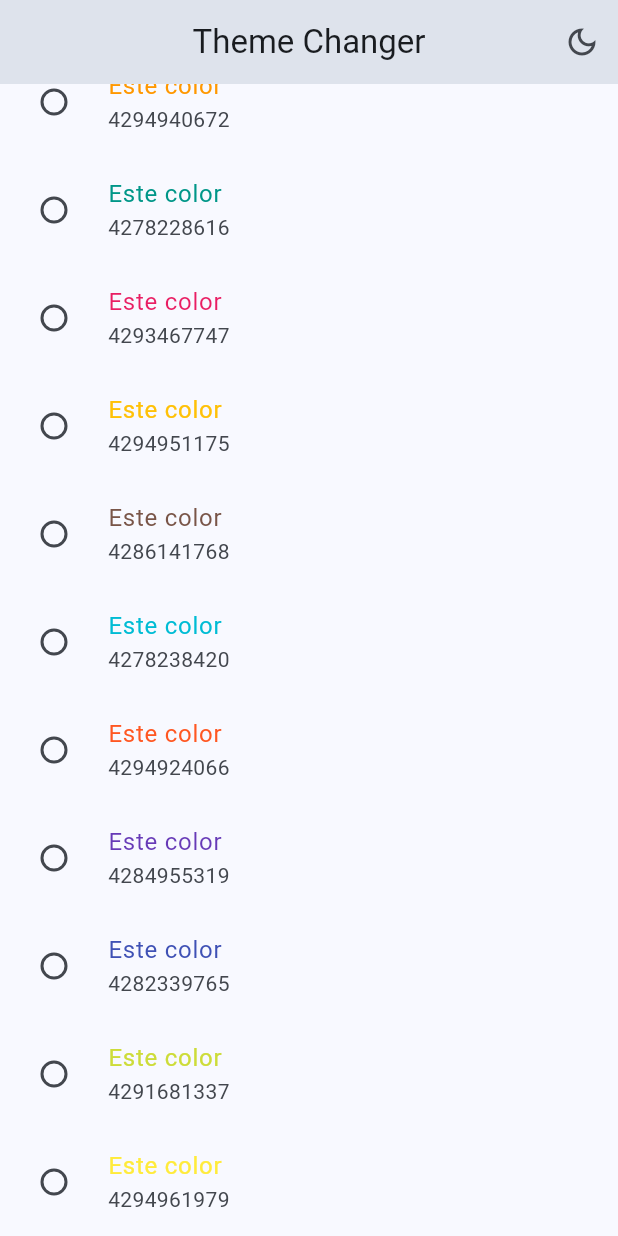
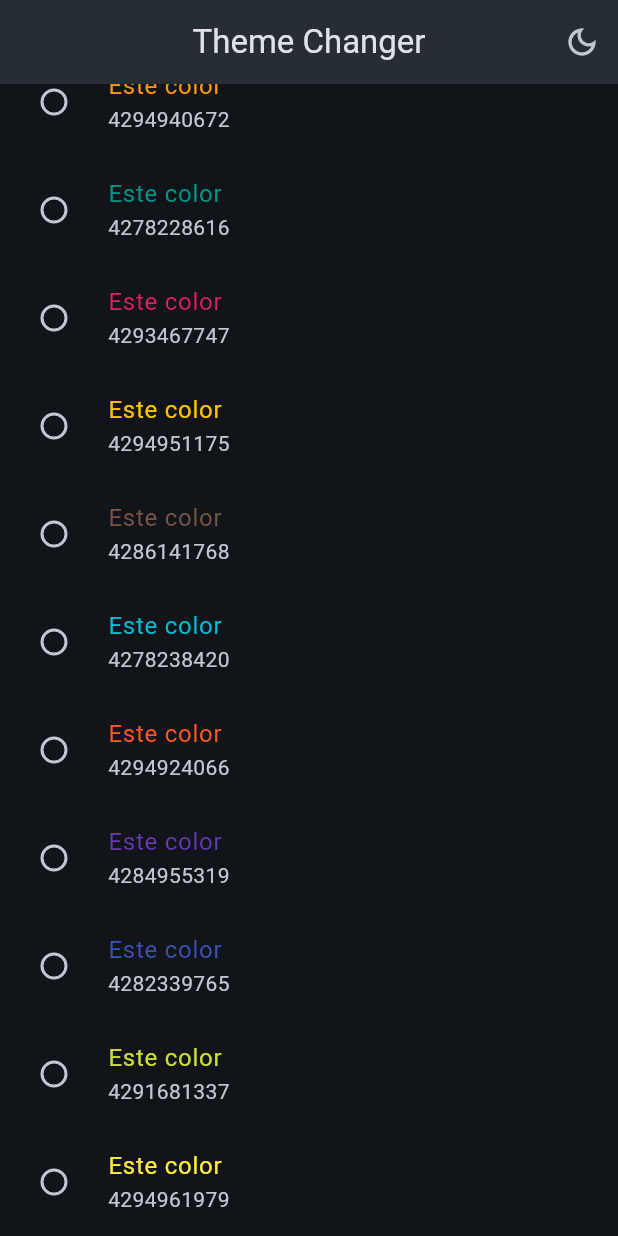
Before and after one commit to Apliarte/widgets_app, a Flutter app: the ThemeChangerScreen screen opened by its route, scrolled down 312 dp, after a tap on the "light mode" icon, on a phone screen of 412 x 824 dp. Run offline on Flutter 3.47's test engine with Material 2 defaults, Android fonts, the phone set to English and light mode, and no system bars; our stand-ins replace animate_do, flutter_riverpod, go_router.

Commit message:
state notifire complementado

```diff
--- a/lib/presentation/providers/theme_provider.dart
+++ b/lib/presentation/providers/theme_provider.dart
@@ -1,48 +1,29 @@
 import 'package:flutter_riverpod/flutter_riverpod.dart';
 import 'package:widgets_app/config/app_theme/app_theme.dart';
-
-
 
 //Lista de colores imputable
 final colorListProvider = Provider((ref) => colorList);
 
-
 // un simple buleano
 final isDarkmodeProvider = StateProvider((ref) => false);
-
 
 // un simple int
 final selectedColorProvider = StateProvider((ref) => 0);
 
-
-
-
-
-
-
 // Un objeto de tipo AppTheme
-final themeNotifierProvider = StateNotifierProvider<ThemeNotifier, AppTheme>(
-  (ref) => ThemeNotifier()
-
-  );
-
+final themeNotifierProvider =
+    StateNotifierProvider<ThemeNotifier, AppTheme>((ref) => ThemeNotifier());
 
 // Controller o notifier
-class ThemeNotifier extends StateNotifier <AppTheme>{
+class ThemeNotifier extends StateNotifier<AppTheme> {
   // STATE = Estado = New AppTheme();
-  ThemeNotifier(): super(AppTheme());
-  void toogleDarkmode(){
-
-
-
+  ThemeNotifier() : super(AppTheme());
+  void toggleDarkmode() {
+    state = state.copyWith(isDarkmode: !state.isDarkmode);
   }
 
+  void changeColorIndex(int colorIndex) {
 
-void changeColorIndex (){
-
-
-
-
+    state = state.copyWith(selectedColor: colorIndex );
+  }
 }
-
-}
--- a/lib/presentation/screens/theme_changer/theme_changer_screen.dart
+++ b/lib/presentation/screens/theme_changer/theme_changer_screen.dart
@@ -1,5 +1,6 @@
 import 'package:flutter/material.dart';
 import 'package:flutter_riverpod/flutter_riverpod.dart';
+import 'package:widgets_app/config/app_theme/app_theme.dart';
 import 'package:widgets_app/presentation/providers/theme_provider.dart';
 
 class ThemeChangerScreen extends ConsumerWidget {
@@ -9,7 +10,7 @@ class ThemeChangerScreen extends ConsumerWidget {
 
   @override
   Widget build(BuildContext context, ref) {
-    final isDarkmode = ref.watch(isDarkmodeProvider);
+    final isDarkmode = ref.watch(themeNotifierProvider).isDarkmode;
 
     return Scaffold(
       appBar: AppBar(
@@ -20,7 +21,10 @@ class ThemeChangerScreen extends ConsumerWidget {
                 ? Icons.dark_mode_outlined
                 : Icons.light_mode_outlined),
             onPressed: () {
-              ref.read(isDarkmodeProvider.notifier).update((state) => !state);
+              // ref.read(isDarkmodeProvider.notifier)
+              // .update((state) => !state);
+              ref.read(themeNotifierProvider
+              .notifier).toggleDarkmode();
             },
           )
         ],
@@ -36,8 +40,7 @@ class _ThemeChangerView extends ConsumerWidget {
   @override
   Widget build(BuildContext context, ref) {
     final List<Color> colors = ref.watch(colorListProvider);
-    final int selectedColor = ref.watch(selectedColorProvider);
-    final bool isDarkmode = ref.watch(isDarkmodeProvider);
+    final selectedColor = ref.watch(themeNotifierProvider).selectedColor;
 
     return ListView.builder(
       itemCount: colors.length,
@@ -53,7 +56,9 @@ class _ThemeChangerView extends ConsumerWidget {
           value: index,
           groupValue: selectedColor,
           onChanged: (value) {
-            ref.read(selectedColorProvider.notifier).state = index;
+            ref.watch(themeNotifierProvider.notifier).changeColorIndex(index);
+            //ref.read(selectedColorProvider.notifier).state = index;
+
           },
         );
       },
```
Also changed, not shown: lib/config/app_theme/app_theme.dart (+10 -0 lines).
